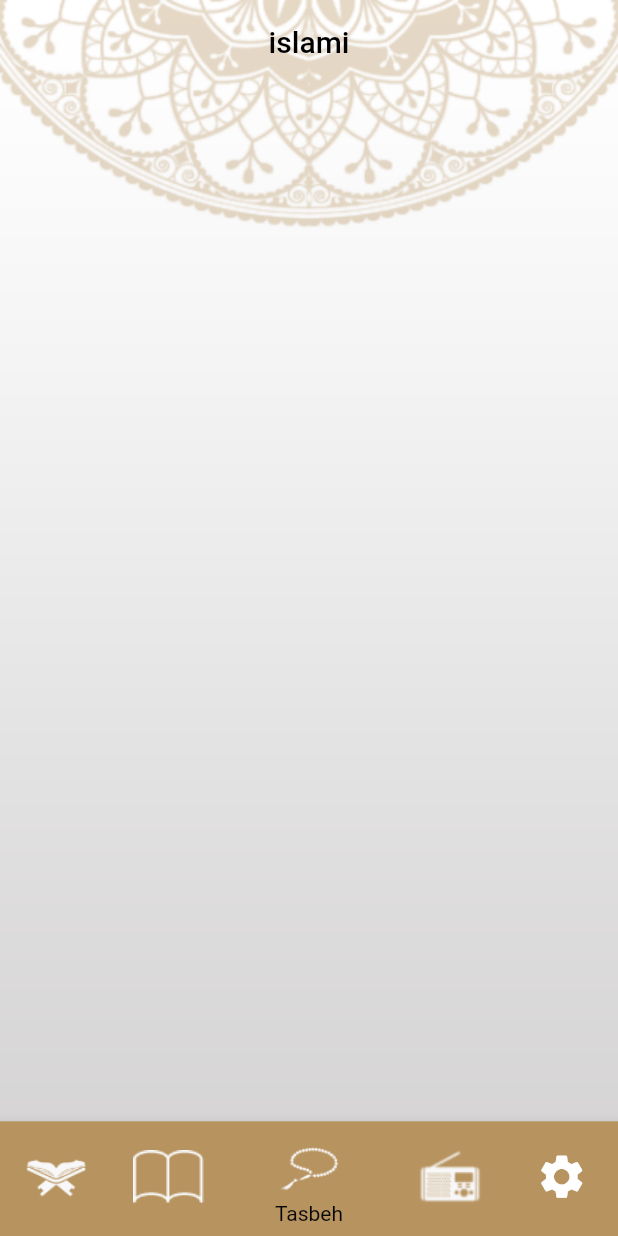
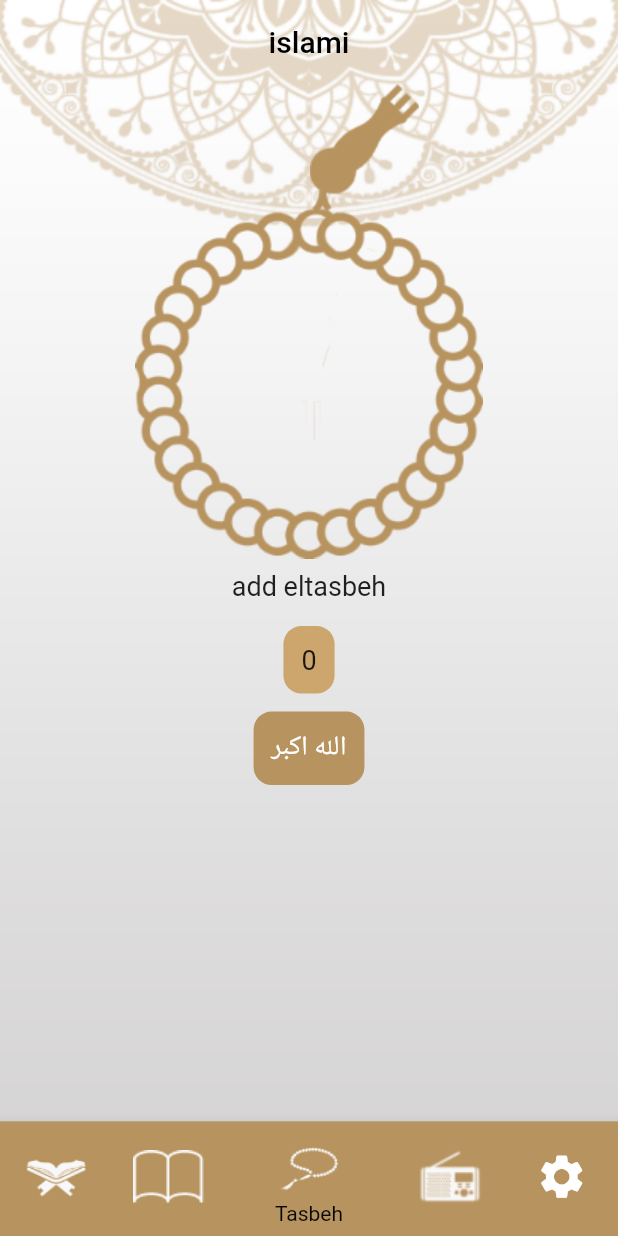
Before and after one commit to esraa65/islamiapp2.0, a Flutter app: the screen it shows after launch, item 3 of the bottom bar chosen, on a phone screen of 412 x 824 dp. Run offline on Flutter 3.47's test engine with Material 2 defaults, Android fonts, the phone set to English and light mode, and no system bars; generated files the repository leaves out were written again.

Commit message:
add sebha tap

```diff
--- a/lib/View/Screen/sebha/Sebha-tap.dart
+++ b/lib/View/Screen/sebha/Sebha-tap.dart
@@ -1,11 +1,80 @@
 
 import 'package:flutter/material.dart';
 
-class SebhaTap extends StatelessWidget {
-  const SebhaTap({Key? key}) : super(key: key);
+class SebhaTap extends StatefulWidget {
+  @override
+  _SebhaTapState createState() => _SebhaTapState();
+}
 
+class _SebhaTapState extends State<SebhaTap> {
+  int counter = 0;
+  List<String> tasbeh = ["الله اكبر","الحمداالله",'سبحان الله'];
+
+  int index = 0;
+  double angle = 0;
   @override
   Widget build(BuildContext context) {
-    return Container();
+    return Container(
+      width: double.infinity,
+      child: Column(
+        children: [
+          Stack(
+            alignment: AlignmentDirectional.topCenter,
+            children: [
+              Container(
+                  margin: EdgeInsets.only(
+                      left: MediaQuery.of(context).size.height * .09),
+                  child: Image.asset('assets/images/head of seb7a.png')),
+              InkWell(
+                onTap: () {
+                  onSebhapress();
+                },
+                child: Container(
+                    margin: EdgeInsets.only(
+                        top: MediaQuery.of(context).size.height * .1),
+                    child: Transform.rotate(
+                        angle: angle,
+                        child: Image.asset('assets/images/body of seb7a.png'))),
+              ),
+            ],
+          ),
+          Padding(
+            padding: const EdgeInsets.all(8.0),
+            child: Text(
+              'add eltasbeh',
+              style: TextStyle(fontSize: 18),
+            ),
+          ),
+          Container(
+              margin: EdgeInsets.only(top: 8),
+              decoration: BoxDecoration(
+                  color: Color(0xffcca66c),
+                  borderRadius: BorderRadius.circular(12)),
+              padding: EdgeInsets.all(12),
+              child: Text('$counter', style: TextStyle(fontSize: 18))),
+          Container(
+              margin: EdgeInsets.all(12),
+              decoration: BoxDecoration(
+                  color: Color(0xffB7935F),
+                  borderRadius: BorderRadius.circular(12)),
+              padding: EdgeInsets.all(12),
+              child: Text('${tasbeh[index]}',
+                  style: TextStyle(fontSize: 18, color: Colors.white)))
+        ],
+      ),
+    );
+  }
+
+  void onSebhapress() {
+    counter++;
+    if (counter % 33 == 0) {
+      if (counter == tasbeh.length ) {
+        index = 0;
+      }
+      index++;
+    }
+    setState(() {
+      angle += 20;
+    });
   }
 }
--- a/lib/constants.dart
+++ b/lib/constants.dart
@@ -7,6 +7,4 @@ class MythemeData{
   static final selectediconcolor= Color.fromRGBO(7, 7, 7, 1.0);
   static final unselectediconcolor= Color.fromRGBO(255, 255, 255, 1.0);
   static final appbarcolor= Color.fromRGBO(0, 0, 0, 1.0);
-//  static final lighttheme=
- // static final darktheme=
 }
--- a/lib/main.dart
+++ b/lib/main.dart
@@ -49,10 +49,3 @@ class MyApp extends StatelessWidget {
 
   }
 }
-
-
-/*ThemeData(primaryColor: MythemeData.primarycolor,
-appBarTheme: AppBarTheme(
-iconTheme: IconThemeData(color: Colors.brown),
-),
-),*/
```
Also changed, not shown: assets/images/2.0x/body of seb7a@2x.png (added), assets/images/2.0x/head of seb7a@2x.png (added), assets/images/3.0x/body of seb7a@3x.png (added), assets/images/3.0x/head of seb7a@3x.png (added), assets/images/body of seb7a.png (added), assets/images/head of seb7a.png (added), lib/l10n/app_ar.arb (renamed from lib/Model/l10n/app_ar.arb), lib/l10n/app_en.arb (renamed from lib/Model/l10n/app_en.arb).
